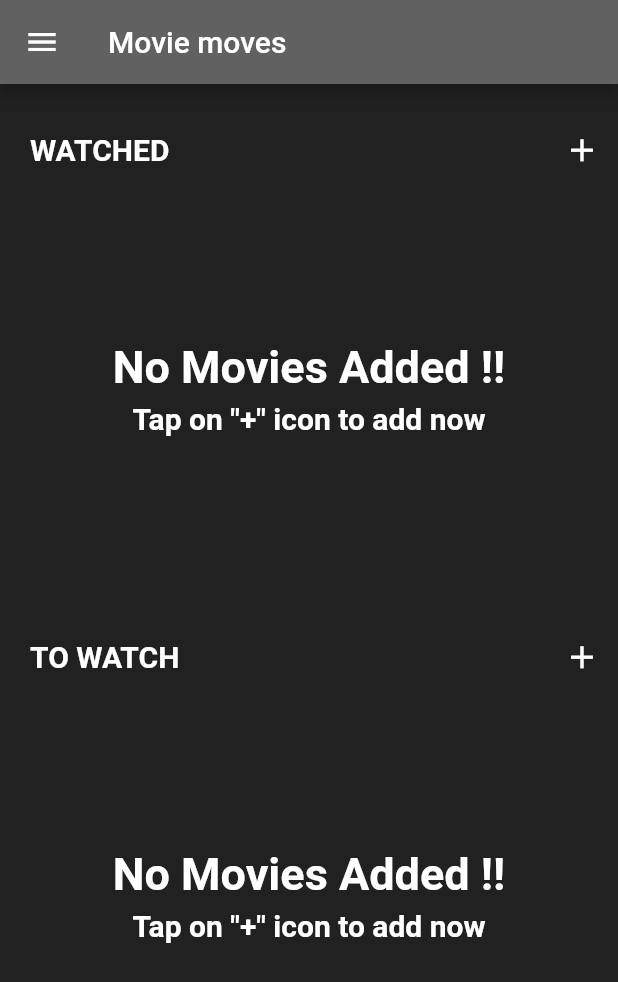
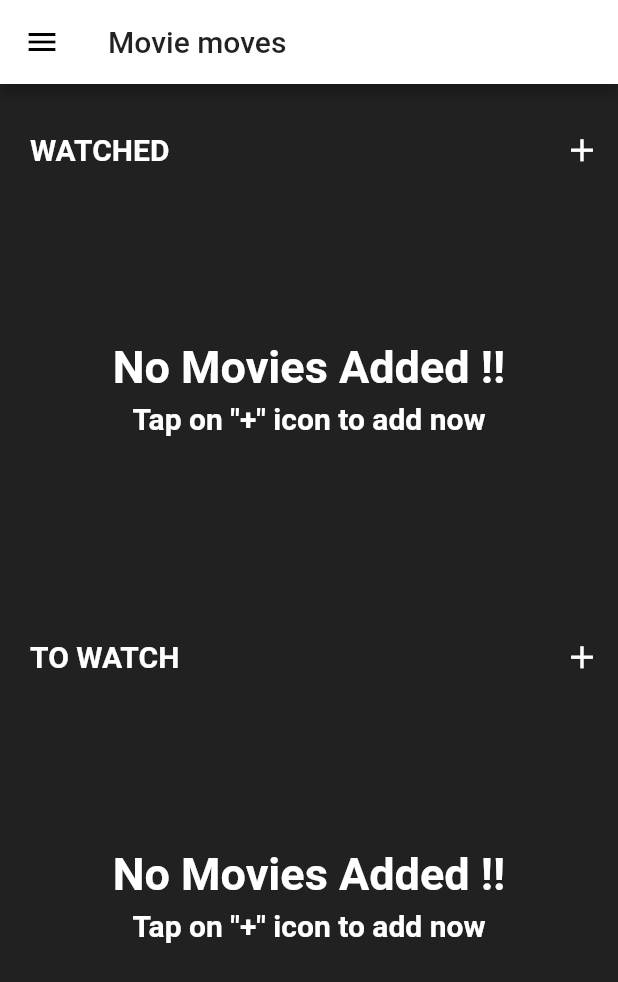
Before and after one commit to Djay1407/Movie_Moves, a Flutter app: the screen it shows once a user with an empty profile is signed in, in the side drawer, after a tap on the "add" icon, on a phone screen of 412 x 824 dp. Shown: the top 982 px of the screen. Run offline on Flutter 3.47's test engine with Material 2 defaults, Android fonts, the phone set to English and light mode, and no system bars; our stand-ins replace firebase_auth, firebase_core, font_awesome_flutter, google_sign_in, hive, hive_flutter and 2 more; accounts and stored records are empty; generated files the repository leaves out were written again.

Commit message:
UI improvements

```diff
--- a/lib/Screens/hometab.dart
+++ b/lib/Screens/hometab.dart
@@ -30,27 +30,28 @@ class _HomeTabState extends State<HomeTab> {
     // Hive.close();
   }
 
-  final _addMovieMessage = Center(
+  @override
+  Widget build(BuildContext context) {
+
+    final _addMovieMessage = Center(
     child: Column(
       mainAxisSize: MainAxisSize.min,
-      children: const [
+      children: [
         Text(
           "No Movies Added !!",
           style: TextStyle(
-              color: Colors.white, fontWeight: FontWeight.w600, fontSize: 30.0),
+              color: Theme.of(context).primaryColor, fontWeight: FontWeight.w600, fontSize: 30.0),
         ),
-        SizedBox(height: 5.0,),
+        const SizedBox(height: 5.0,),
         Text(
           'Tap on "+" icon to add now',
           style: TextStyle(
-              color: Colors.white, fontWeight: FontWeight.w600, fontSize: 20.0),
+              color: Theme.of(context).primaryColor, fontWeight: FontWeight.w600, fontSize: 20.0),
         ),
       ],
     ),
   );
 
-  @override
-  Widget build(BuildContext context) {
     return ListView(
       children: <Widget>[
         Padding(
@@ -58,10 +59,10 @@ class _HomeTabState extends State<HomeTab> {
           child: Row(
             mainAxisAlignment: MainAxisAlignment.spaceBetween,
             children: [
-              const Text(
+              Text(
                 "WATCHED",
                 style: TextStyle(
-                    color: Colors.white,
+                    color: Theme.of(context).primaryColor,
                     fontWeight: FontWeight.bold,
                     fontSize: 20.0),
               ),
@@ -76,7 +77,7 @@ class _HomeTabState extends State<HomeTab> {
                     },
                   );
                 },
-                icon: const Icon(Icons.add, color: Colors.white, size: 25.0),
+                icon: Icon(Icons.add, color: Theme.of(context).primaryColor, size: 25.0),
               )
             ],
           ),
@@ -120,10 +121,10 @@ class _HomeTabState extends State<HomeTab> {
           child: Row(
             mainAxisAlignment: MainAxisAlignment.spaceBetween,
             children: [
-              const Text(
+              Text(
                 "TO WATCH",
                 style: TextStyle(
-                    color: Colors.white,
+                    color: Theme.of(context).primaryColor,
                     fontWeight: FontWeight.bold,
                     fontSize: 20.0),
               ),
@@ -138,7 +139,7 @@ class _HomeTabState extends State<HomeTab> {
                     },
                   );
                 },
-                icon: const Icon(Icons.add, color: Colors.white, size: 25.0),
+                icon: Icon(Icons.add, color: Theme.of(context).primaryColor, size: 25.0),
               )
             ],
           ),
--- a/lib/Screens/login_signup.dart
+++ b/lib/Screens/login_signup.dart
@@ -26,29 +26,34 @@ class _LoginSignupScreenState extends State<LoginSignupScreen> {
               fit: BoxFit.fill,
             ),
             gradient: LinearGradient(
-              colors: [Colors.red[700], Colors.red[900]],
+              colors: [
+                Theme.of(context).colorScheme.primaryVariant,
+                Theme.of(context).colorScheme.primary,
+                Theme.of(context).colorScheme.primary
+              ],
               begin: const FractionalOffset(0.0, 0.0),
               end: const FractionalOffset(1.0, 1.0),
-              stops: const [0.0, 1.0],
+              stops: const [0.0, 0.7, 1.0],
               tileMode: TileMode.clamp,
             ),
           ),
           child: Column(
-            mainAxisAlignment: MainAxisAlignment.spaceEvenly,
+            mainAxisAlignment: MainAxisAlignment.spaceBetween,
             crossAxisAlignment: CrossAxisAlignment.center,
             children: <Widget>[
               Padding(
                 padding: const EdgeInsets.only(top: 75.0),
                 child: Center(
-                  child: Text(
-                    " Movie\nMoves",
-                    style: TextStyle(
-                      fontSize: scrsz.height * 0.07,
-                      fontStyle: FontStyle.italic,
-                      letterSpacing: 7.0,
-                      fontWeight: FontWeight.w800,
-                    ),
-                  ),
+                  // child: Text(
+                  //   " Movie\nMoves",
+                  //   style: TextStyle(
+                  //     fontSize: scrsz.height * 0.07,
+                  //     fontStyle: FontStyle.italic,
+                  //     letterSpacing: 7.0,
+                  //     fontWeight: FontWeight.w800,
+                  //   ),
+                  // ),
+                  child: Image.asset("assets/login_signup/logo.png")
                 ),
               ),
               Padding(
@@ -91,7 +96,9 @@ class _LoginSignupScreenState extends State<LoginSignupScreen> {
                           ),
                         ),
                       ),
-                      const SizedBox(height: 10.0,),
+                      const SizedBox(
+                        height: 10.0,
+                      ),
                       Padding(
                         padding: const EdgeInsets.all(5.0),
                         child: SizedBox(
@@ -123,8 +130,7 @@ class _LoginSignupScreenState extends State<LoginSignupScreen> {
                                 // onTap: _registerWithGoogle,
                                 onTap: () {
                                   final provider =
-                                      Provider.of<GoogleSignInProvider>(
-                                          context,
+                                      Provider.of<GoogleSignInProvider>(context,
                                           listen: false);
                                   provider.googleLogin();
                                   // provider.user.id;
@@ -132,12 +138,14 @@ class _LoginSignupScreenState extends State<LoginSignupScreen> {
                           ),
                         ),
                       ),
-
-                      const SizedBox(height: 10.0,),
+                      const SizedBox(
+                        height: 10.0,
+                      ),
                     ],
                   ),
                 ),
-              )
+              ),
+              const SizedBox(height:10.0),
             ],
           ),
         ),
--- a/lib/main.dart
+++ b/lib/main.dart
@@ -6,9 +6,11 @@ import 'package:hive/hive.dart';
 import 'package:hive_flutter/hive_flutter.dart';
 import 'package:movie_moves/model/model.dart';
 import 'package:movie_moves/provider/google_sign_in.dart';
+import 'package:movie_moves/provider/theme_provider.dart';
 import 'package:path_provider/path_provider.dart' as path_provider;
 import 'package:firebase_core/firebase_core.dart';
 import 'package:provider/provider.dart';
+import 'package:theme_provider/theme_provider.dart';
 
 Future<void> main() async {
   WidgetsFlutterBinding.ensureInitialized();
@@ -37,16 +39,23 @@ class MyApp extends StatelessWidget {
   Widget build(BuildContext context) {
     return ChangeNotifierProvider(
       create: (BuildContext context) => GoogleSignInProvider(),
-      child: MaterialApp(
+      child: ThemeProvider(
+        themes: userThemes,
+        child: ThemeConsumer(
+          child: Builder(builder: (themeContext)=>MaterialApp(
             title: 'Movie Moves',
-        theme: theme.copyWith(
-          colorScheme: theme.colorScheme.copyWith(
-              primary: Colors.red[900],
-              secondary: Colors.grey[700],
-              surface: Colors.grey[700]),
-          primaryColor: Colors.grey[700],
-          scaffoldBackgroundColor: Colors.grey[900],
-        ),
+            theme: ThemeProvider.themeOf(themeContext).data,
+            // theme.copyWith(
+            //   colorScheme: theme.colorScheme.copyWith(
+            //       primary: Colors.red[900],
+            //       primaryVariant: Colors.red[700],
+            //       secondary: Colors.grey[900],
+            //       secondaryVariant: Colors.grey[700],
+            //       // surface: Colors.grey[700],
+            //       ),
+            //   primaryColor: Colors.white,
+            //   scaffoldBackgroundColor: Colors.grey[900],
+            // ),
             home: StreamBuilder(
               stream: FirebaseAuth.instance.authStateChanges(),
               // ignore: missing_return
@@ -66,6 +75,9 @@ class MyApp extends StatelessWidget {
               },
             ),
           ),
+          ),
+        ),
+      ),
     );
   }
 }
--- /dev/null
+++ b/lib/provider/theme_provider.dart
@@ -0,0 +1,65 @@
+import 'package:flutter/material.dart';
+import 'package:theme_provider/theme_provider.dart';
+
+List<AppTheme> userThemes = [
+  AppTheme(
+    id: "redlight",
+    description: "Red Theme",
+    data: ThemeData(
+      colorScheme: ThemeData().colorScheme.copyWith(
+            primary: Colors.red[900],
+            primaryVariant: Colors.red[700],
+            secondary: Colors.grey[900],
+            secondaryVariant: Colors.grey[700],
+            // surface: Colors.grey[700],
+          ),
+      primaryColor: Colors.white,
+      scaffoldBackgroundColor: Colors.grey[900],
+    ),
+  ),
+  AppTheme(
+    id: "bluelight",
+    description: "BlueLight Theme",
+    data: ThemeData(
+      colorScheme: ThemeData().colorScheme.copyWith(
+            primary: Colors.blue[900],
+            primaryVariant: Colors.blue[700],
+            secondary: Colors.grey[900],
+            secondaryVariant: Colors.grey[700],
+            // surface: Colors.grey[700],
+          ),
+      primaryColor: Colors.white,
+      scaffoldBackgroundColor: Colors.grey[900],
+    ),
+  ),
+  AppTheme(
+    id: "greenlight",
+    description: "GreenLight Theme",
+    data: ThemeData(
+      colorScheme: ThemeData().colorScheme.copyWith(
+            primary: Colors.green,
+            primaryVariant: Colors.green,
+            secondary: Colors.white,
+            secondaryVariant: Colors.white,
+            // surface: Colors.grey[700],
+          ),
+      primaryColor: Colors.black,
+      scaffoldBackgroundColor: Colors.white,
+    ),
+  ),
+  AppTheme(
+    id: "purplelight",
+    description: "PurpleLight Theme",
+    data: ThemeData(
+      colorScheme: ThemeData().colorScheme.copyWith(
+            primary: Colors.purple,
+            primaryVariant: Colors.purple,
+            secondary: Colors.white,
+            secondaryVariant: Colors.white,
+            // surface: Colors.grey[700],
+          ),
+      primaryColor: Colors.black,
+      scaffoldBackgroundColor: Colors.white,
+    ),
+  ),
+];
--- a/lib/widgets/addmovie.dart
+++ b/lib/widgets/addmovie.dart
@@ -40,8 +40,8 @@ class _AddMovieState extends State<AddMovie> {
       final oldFile = File(_pickedimage.path);
       final newImage =
           await oldFile.copy(posterDirectory.path + '/' + filename);
-          // log(newImage.path);
-          // log(oldFile.path);
+      // log(newImage.path);
+      // log(oldFile.path);
       setState(
         () {
           image = newImage;
@@ -97,12 +97,12 @@ class _AddMovieState extends State<AddMovie> {
   @override
   Widget build(BuildContext context) {
     return SimpleDialog(
-      backgroundColor: Colors.grey.shade900,
+      backgroundColor: Theme.of(context).scaffoldBackgroundColor,
       title: const Text("Add Movie"),
-      titleTextStyle: const TextStyle(
+      titleTextStyle: TextStyle(
         fontSize: 25.0,
         fontWeight: FontWeight.w700,
-        color: Colors.white70,
+        color: Theme.of(context).primaryColor,
       ),
       children: [
         Center(
@@ -149,12 +149,12 @@ class _AddMovieState extends State<AddMovie> {
           child: Column(
             crossAxisAlignment: CrossAxisAlignment.start,
             children: [
-              const Text(
+              Text(
                 " Movie Name",
                 style: TextStyle(
                     fontSize: 20.0,
                     fontWeight: FontWeight.w700,
-                    color: Colors.white),
+                    color: Theme.of(context).primaryColor),
               ),
               const SizedBox(height: 5.0),
               Card(
@@ -190,12 +190,12 @@ class _AddMovieState extends State<AddMovie> {
           child: Column(
             crossAxisAlignment: CrossAxisAlignment.start,
             children: [
-              const Text(
+              Text(
                 " Director",
                 style: TextStyle(
                     fontSize: 20.0,
                     fontWeight: FontWeight.w700,
-                    color: Colors.white),
+                    color: Theme.of(context).primaryColor),
               ),
               const SizedBox(height: 5.0),
               Card(
@@ -236,9 +236,10 @@ class _AddMovieState extends State<AddMovie> {
               onPressed: () {
                 Navigator.pop(context);
               },
-              child: const Text(
+              child: Text(
                 "Cancel",
-                style: TextStyle(fontSize: 17.0, color: Colors.white),
+                style: TextStyle(
+                    fontSize: 17.0, color: Theme.of(context).primaryColor),
               ),
             ),
             TextButton(
--- a/lib/widgets/nav_drawer.dart
+++ b/lib/widgets/nav_drawer.dart
@@ -2,6 +2,7 @@ import 'package:firebase_auth/firebase_auth.dart';
 import 'package:flutter/material.dart';
 import 'package:movie_moves/provider/google_sign_in.dart';
 import 'package:provider/provider.dart';
+import 'package:theme_provider/theme_provider.dart';
 
 class NavDrawer extends StatelessWidget {
   const NavDrawer({Key key}) : super(key: key);
@@ -17,7 +18,7 @@ class NavDrawer extends StatelessWidget {
             gradient: LinearGradient(
           begin: Alignment.topLeft,
           end: Alignment.bottomRight,
-          colors: [Colors.grey[700],Colors.grey[900]],
+          colors: [Theme.of(context).colorScheme.secondaryVariant,Theme.of(context).colorScheme.secondary],
         )),
         child: ListView(
           children: <Widget>[
@@ -30,7 +31,6 @@ class NavDrawer extends StatelessWidget {
                   mainAxisAlignment: MainAxisAlignment.start,
                   children: <Widget>[
                     CircleAvatar(
-                      backgroundColor: Theme.of(context).primaryColor,
                       radius: 32.0,
                       backgroundImage: NetworkImage(user.photoURL),
                     ),
@@ -60,32 +60,35 @@ class NavDrawer extends StatelessWidget {
             //   child: ListTile(
             //     trailing: Icon(
             //       Icons.menu,
-            //       color: Colors.white,
+            //       color: Theme.of(context).primaryColor,
             //     ),
-            //     title: Text("Menu", style: TextStyle(color: Colors.white,fontSize: 18.0)),
+            //     title: Text("Menu", style: TextStyle(color: Theme.of(context).primaryColor,fontSize: 18.0)),
             //   ),
             // ),
             SizedBox(
               height: scrsz.height*0.6 ,
             ),
-            const Padding(
-              padding: EdgeInsets.only(left: 17.0, right: 15.0),
+             Padding(
+              padding: const EdgeInsets.only(left: 17.0, right: 15.0),
               child: ListTile(
                 trailing: Icon(
                   Icons.colorize_rounded,
-                  color: Colors.white,
+                  color: Theme.of(context).primaryColor,
                 ),
-                title: Text("Change Theme", style: TextStyle(color: Colors.white,fontSize: 18.0)),
+                title: Text("Change Theme", style: TextStyle(color: Theme.of(context).primaryColor,fontSize: 18.0)),
+                onTap: (){
+                  ThemeProvider.controllerOf(context).nextTheme();
+                },
               ),
             ),
              Padding(
               padding: const EdgeInsets.only(left: 17.0, right: 15.0),
               child: ListTile(
-                trailing: const Icon(
+                trailing: Icon(
                   Icons.logout,
-                  color: Colors.white,
+                  color: Theme.of(context).primaryColor,
                 ),
-                title: const Text("Sign Out", style: TextStyle(color: Colors.white,fontSize: 18.0)),
+                title: Text("Sign Out", style: TextStyle(color: Theme.of(context).primaryColor,fontSize: 18.0)),
                 onTap: (){
                   final provider= Provider.of<GoogleSignInProvider>(context,listen: false);
                   provider.logout();
--- a/pubspec.yaml
+++ b/pubspec.yaml
@@ -38,6 +38,7 @@ dependencies:
   image_picker: ^0.8.3+2
   path_provider: ^2.0.2
   provider: ^5.0.0
+  theme_provider: ^0.5.0
 
 dev_dependencies:
   build_runner: ^2.1.1
@@ -59,6 +60,7 @@ flutter:
   assets:
     - assets/login_signup/bkg1.jpg
     - assets/login_signup/bkg2.jpg
+    - assets/login_signup/logo.png
   # An image asset can refer to one or more resolution-specific "variants", see
   # https://flutter.dev/assets-and-images/#resolution-aware.
   # For details regarding adding assets from package dependencies, see
```
Also changed, not shown: assets/login_signup/logo.png (added), pubspec.lock. Lines whose indentation alone changed are shown as unchanged.
